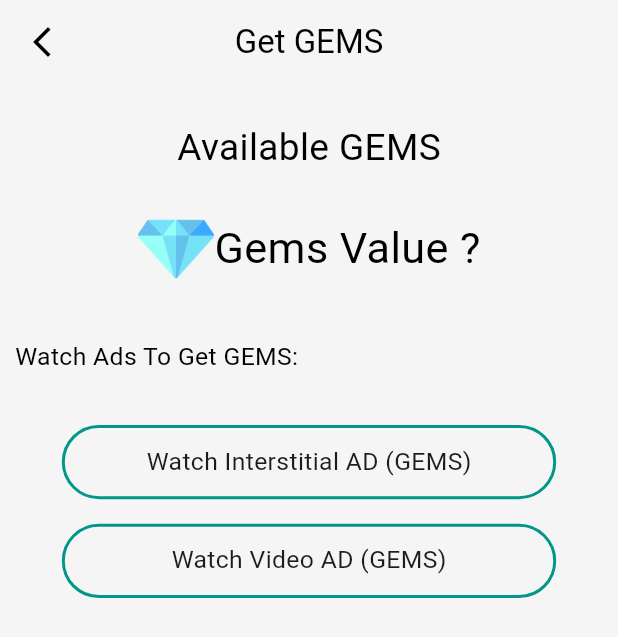
After one commit to IzzaTech-Hub/face-scanner, a Flutter app: the GemsView screen opened by its route, on a phone screen of 412 x 824 dp. The commit adds this screen. Shown: the top 637 px of the screen. Run offline on Flutter 3.47's test engine with Material 3 defaults, Android fonts, the light colour scheme and no system bars; our stand-ins replace cached_network_image, dotted_border, firebase_analytics, firebase_core, firebase_remote_config, get and 5 more; accounts and stored records are empty.

Commit message:
gems view

```diff
--- /dev/null
+++ b/lib/app/modules/gems_view/binding/gems_view_binding.dart
@@ -0,0 +1,9 @@
+import 'package:face_scanner/app/modules/gems_view/controller/gems_view_ctl.dart';
+import 'package:get/get.dart';
+
+class GemsViewBinding extends Bindings {
+  @override
+  void dependencies() {
+    Get.put(GemsViewController());
+  }
+}
--- /dev/null
+++ b/lib/app/modules/gems_view/controller/gems_view_ctl.dart
@@ -0,0 +1,30 @@
+import 'package:get/get.dart';
+
+class GemsViewController extends GetxController {
+  // ShoppingController shoppingCTL = Get.find();
+  final count = 0.obs;
+  @override
+  void onInit() {
+    super.onInit();
+  }
+
+  increase_inter_gems() {
+    // shoppingCTL.increaseGEMS(GEMS_RATE.INTER_INCREAES_GEMS_RATE);
+  }
+
+  increase_reward_gems() {
+    // shoppingCTL.increaseGEMS(GEMS_RATE.REWARD_INCREAES_GEMS_RATE);
+  }
+
+  @override
+  void onReady() {
+    super.onReady();
+  }
+
+  @override
+  void onClose() {
+    super.onClose();
+  }
+
+  void increment() => count.value++;
+}
--- /dev/null
+++ b/lib/app/modules/gems_view/view/gems_view.dart
@@ -0,0 +1,258 @@
+import 'package:face_scanner/app/modules/gems_view/controller/gems_view_ctl.dart';
+import 'package:face_scanner/app/utills/colors.dart';
+import 'package:face_scanner/app/utills/images.dart';
+import 'package:face_scanner/app/utills/size_config.dart';
+import 'package:flutter/material.dart';
+import 'package:get/get.dart';
+
+class GemsView extends GetView<GemsViewController> {
+  GemsView({Key? key}) : super(key: key);
+
+  @override
+  Widget build(BuildContext context) {
+    return Scaffold(
+      backgroundColor: Colors.grey.shade100,
+      appBar: AppBar(
+        backgroundColor: Colors.grey.shade100,
+        centerTitle: true,
+        title: Text(
+          'Get GEMS',
+          style: TextStyle(color: Colors.black),
+        ),
+        leading: GestureDetector(
+            onTap: () {
+              Get.back();
+            },
+            child: Icon(
+              Icons.arrow_back_ios_new,
+              color: Colors.black,
+            )),
+        // centerTitle: true,
+      ),
+      body: Center(
+        child: Column(
+          children: [
+            SizedBox(
+              height: SizeConfig.screenHeight * 0.03,
+            ),
+            Text(
+              'Available GEMS',
+              style: TextStyle(
+                  fontSize: SizeConfig.blockSizeHorizontal * 6,
+                  color: Colors.black),
+            ),
+            SizedBox(
+              height: SizeConfig.screenHeight * 0.03,
+            ),
+            Row(
+              mainAxisAlignment: MainAxisAlignment.center,
+              children: [
+                Image.asset(
+                  AppImages.gems,
+                  scale: 10,
+                ),
+                // Obx(
+                //   () =>
+                // Text(" ${controller.shoppingCTL.gems.value}", //! Commented by jamal! //
+                Text("Gems Value ?",
+                    style: TextStyle(
+                        fontSize: SizeConfig.blockSizeHorizontal * 7,
+                        color: Colors.black)),
+                // )
+                // SizedBox(width: SizeConfig.screenWidth *0.03,)
+              ],
+            ),
+            SizedBox(
+              height: SizeConfig.screenHeight * 0.03,
+            ),
+            Padding(
+              padding: EdgeInsets.all(10),
+              child: Column(
+                children: [
+                  Row(
+                    children: [
+                      Text(
+                        'Watch Ads To Get GEMS:',
+                        style: TextStyle(
+                            fontSize: SizeConfig.blockSizeHorizontal * 4,
+                            color: Colors.black),
+                      ),
+                    ],
+                  ),
+                  SizedBox(
+                    height: SizeConfig.screenHeight * 0.01,
+                  ),
+                  Ad_GEM_widget(),
+                ],
+              ),
+            )
+          ],
+        ),
+      ),
+    );
+  }
+
+  Widget Ad_GEM_widget() {
+    return Column(
+      children: [
+        SizedBox(
+          height: SizeConfig.screenHeight * 0.03,
+        ),
+        // ElevatedButton(onPressed: (){}, child: Text("Watch Interstitial AD (${GEMS_RATE.INTER_INCREAES_GEMS_RATE} GEMS)")),
+        GestureDetector(
+          onTap: () {
+            // AdMobAdsProvider.instance
+            //     .showInterstitialAd(controller.increase_inter_gems);
+          },
+          child: Container(
+            width: SizeConfig.screenWidth * 0.8,
+            height: SizeConfig.screenHeight * 0.06,
+            decoration: BoxDecoration(
+              border: Border.all(
+                color: AppColors.primaryColor, // Set the border color here
+                width: 2.0, // Set the border width here
+              ),
+              borderRadius: BorderRadius.circular(40.0),
+            ),
+            child: Center(
+                child: Text(
+              // "Watch Interstitial AD (${GEMS_RATE.INTER_INCREAES_GEMS_RATE} GEMS)", //! Commented by jamal! //
+              "Watch Interstitial AD (GEMS)",
+              style: TextStyle(fontSize: SizeConfig.blockSizeHorizontal * 4),
+            )),
+          ),
+        ),
+        SizedBox(
+          height: SizeConfig.screenHeight * 0.02,
+        ),
+        GestureDetector(
+          onTap: () {
+            // AdMobAdsProvider.instance
+            //     .ShowRewardedAd(controller.increase_reward_gems);
+          },
+          child: Container(
+            width: SizeConfig.screenWidth * 0.8,
+            height: SizeConfig.screenHeight * 0.06,
+            decoration: BoxDecoration(
+              border: Border.all(
+                color: AppColors.primaryColor, // Set the border color here
+                width: 2.0, // Set the border width here
+              ),
+              borderRadius: BorderRadius.circular(40.0),
+            ),
+            child: Center(
+                child: Text(
+              // "Watch Video AD (${GEMS_RATE.REWARD_INCREAES_GEMS_RATE} GEMS)", //! Commented by jamal! //
+              "Watch Video AD (GEMS)",
+              style: TextStyle(fontSize: SizeConfig.blockSizeHorizontal * 4),
+            )),
+          ),
+        ),
+        // ElevatedButton(onPressed: (){}, child: Text("Watch Video AD (${GEMS_RATE.REWARD_INCREAES_GEMS_RATE} GEMS)")),
+        SizedBox(
+          height: SizeConfig.screenHeight * 0.03,
+        ),
+
+        // Padding(
+        //   padding:  EdgeInsets.all(10),
+        //   child: Row(
+        //     children: [
+        //       Text(
+        //                           'Buy GEMS',
+        //                           style: StyleSheet.sub_heading12,
+        //                         ),
+        //     ],
+        //   ),
+        // ),
+      ],
+    );
+  }
+
+  Widget BUY_GEM_widget(context) {
+    return Column(
+      children: [
+        SizedBox(
+          height: SizeConfig.screenHeight * 0.02,
+        ),
+        // ElevatedButton(onPressed: (){}, child: Text("Watch Interstitial AD (${GEMS_RATE.INTER_INCREAES_GEMS_RATE} GEMS)")),
+        GestureDetector(
+          onTap: () {
+            //[j.] NavCTL navCTL = Get.find();
+            // navCTL.subscriptionCall();
+            // Get.toNamed(Routes.SUBSCRIPTION);
+            _settingModalBottomSheet(context);
+          },
+          child: Container(
+            width: SizeConfig.screenWidth * 0.8,
+            height: SizeConfig.screenHeight * 0.06,
+            decoration: BoxDecoration(
+              border: Border.all(
+                color:
+                    AppColors.primaryColorShade100, // Set the border color here
+                width: 2.0, // Set the border width here
+              ),
+              borderRadius: BorderRadius.circular(40.0),
+            ),
+            // child: Center(child: Text("Become Subscriber",style: StyleSheet.Intro_Sub_heading2,)),),
+            child: Center(
+                child: Text(
+              "Buy GEMS",
+              // style:
+              //  StyleSheet.Intro_Sub_heading2,
+            )),
+          ),
+        ),
+        //   SizedBox(height: SizeConfig.screenHeight *0.02,),
+        // Container(
+        //   width: SizeConfig.screenWidth *0.8,
+        //   height: SizeConfig.screenHeight *0.06,
+        //               decoration: BoxDecoration(
+        //                 border: Border.all(
+        //                   color: AppColors.icon_color, // Set the border color here
+        //                   width: 2.0, // Set the border width here
+        //                 ),
+        //                 borderRadius: BorderRadius.circular(40.0),
+        //               ),
+        //   child: Center(child: Text("Watch Video AD (${GEMS_RATE.REWARD_INCREAES_GEMS_RATE} GEMS)",style: StyleSheet.Intro_Sub_heading2,)),),
+        // // ElevatedButton(onPressed: (){}, child: Text("Watch Video AD (${GEMS_RATE.REWARD_INCREAES_GEMS_RATE} GEMS)")),
+        // SizedBox(height: SizeConfig.screenHeight *0.03,),
+        // Padding(
+        //   padding:  EdgeInsets.all(10),
+        //   child: Row(
+        //     children: [
+        //       Text(
+        //                           'Buy GEMS',
+        //                           style: StyleSheet.sub_heading12,
+        //                         ),
+        //     ],
+        //   ),
+        // ),
+      ],
+    );
+  }
+
+  void _settingModalBottomSheet(context) {
+    showModalBottomSheet(
+        context: context,
+        builder: (BuildContext bc) {
+          return Container(
+            child: new Wrap(
+              children: <Widget>[
+                Row(
+                  children: [],
+                ),
+                new ListTile(
+                    leading: new Icon(Icons.music_note),
+                    title: new Text('Music'),
+                    onTap: () => {}),
+                new ListTile(
+                  leading: new Icon(Icons.videocam),
+                  title: new Text('Video'),
+                  onTap: () => {},
+                ),
+              ],
+            ),
+          );
+        });
+  }
+}
--- a/lib/app/modules/home/views/home_view.dart
+++ b/lib/app/modules/home/views/home_view.dart
@@ -21,6 +21,15 @@ class HomeView extends StatelessWidget {
         ),
         // leading: Icon(Icons.menu),
         actions: [
+          GestureDetector(
+            onTap: () {
+              Get.toNamed(Routes.GEMSVIEW);
+            },
+            child: Image.asset(
+              AppImages.gems,
+              height: SizeConfig.blockSizeVertical * 3,
+            ),
+          ),
           Padding(
             padding: EdgeInsets.symmetric(
                 horizontal: SizeConfig.blockSizeHorizontal * 2),
--- a/lib/app/routes/app_pages.dart
+++ b/lib/app/routes/app_pages.dart
@@ -2,6 +2,8 @@ import 'package:face_scanner/app/modules/beauty_score/binding/beauty_score_bindi
 import 'package:face_scanner/app/modules/celebrity_look/binding/celebrity_look_binding.dart';
 import 'package:face_scanner/app/modules/face_beauty_analysis/binding/face_beauty_analysis_binding.dart';
 import 'package:face_scanner/app/modules/face_reading/binding/face_reading_binding.dart';
+import 'package:face_scanner/app/modules/gems_view/binding/gems_view_binding.dart';
+import 'package:face_scanner/app/modules/gems_view/view/gems_view.dart';
 import 'package:face_scanner/app/modules/home/binding/home_view_binding.dart';
 import 'package:face_scanner/app/modules/beauty_score/view/beauty_score.dart';
 import 'package:face_scanner/app/modules/beauty_score/view/beauty_score_result.dart';
@@ -67,5 +69,9 @@ class AppPages {
         name: _Paths.SETTINGSVIEW,
         page: () => SettingsView(),
         binding: SettingsBinding()),
+    GetPage(
+        name: _Paths.GEMSVIEW,
+        page: () => GemsView(),
+        binding: GemsViewBinding()),
   ];
 }
--- a/lib/app/routes/app_routes.dart
+++ b/lib/app/routes/app_routes.dart
@@ -12,6 +12,7 @@ abstract class Routes {
   static const FACEBEAUTYANALYSIS = _Paths.FACEBEAUTYANALYSIS;
   static const SPLASHSCREEN = _Paths.SPLASHSCREEN;
   static const SETTINGSVIEW = _Paths.SETTINGSVIEW;
+  static const GEMSVIEW = _Paths.GEMSVIEW;
   static const TEMP = _Paths.TEMP;
 }
 
@@ -24,5 +25,6 @@ abstract class _Paths {
   static const FACEBEAUTYANALYSIS = '/FACEBEAUTYANALYSIS';
   static const SPLASHSCREEN = '/SPLASHSCREEN';
   static const SETTINGSVIEW = '/SETTINGSVIEW';
+  static const GEMSVIEW = '/GEMSVIEW';
   static const TEMP = '/temp';
 }
--- a/lib/app/utills/images.dart
+++ b/lib/app/utills/images.dart
@@ -17,6 +17,7 @@ class AppImages {
   static const lips = "assets/images/lips.png";
   static const eyes = "assets/images/eyes.png";
   static const eyebrows = "assets/images/eyebrows.png";
+  static const gems = "assets/images/gem.png";
 
   // Main Icon
   static const main_icon = "assets/icon/main_icon.png";
```
Also changed, not shown: assets/images/gem.png (added), pubspec.lock.
